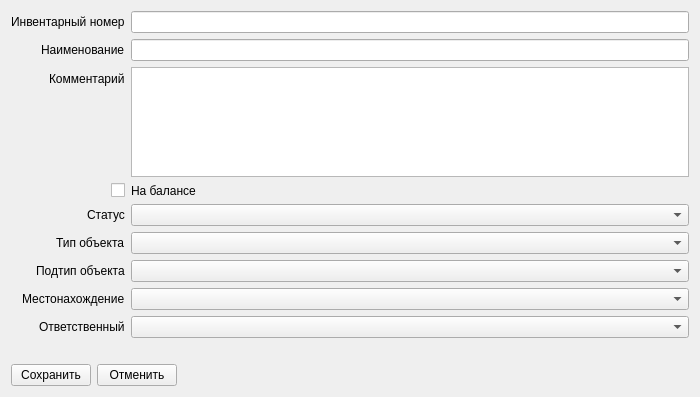
This is editForm.ui in fayzut/invent_L79 as Qt 5 draws it before an edit. The edited form follows.
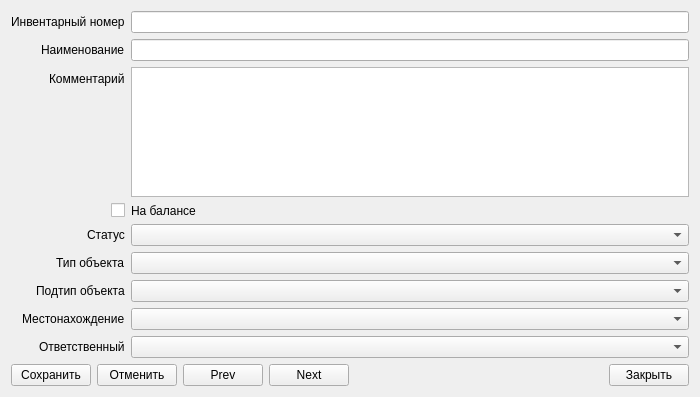
This is the edited form.

Commit message: Форма редактирования основной записи работает

Diff of the .ui file:
```diff
--- a/editForm.ui
+++ b/editForm.ui
@@ -55,34 +55,6 @@
        </property>
       </widget>
      </item>
-     <item row="2" column="1">
-      <widget class="QTextEdit" name="textEdit_comments">
-       <property name="sizePolicy">
-        <sizepolicy hsizetype="Expanding" vsizetype="Minimum">
-         <horstretch>0</horstretch>
-         <verstretch>0</verstretch>
-        </sizepolicy>
-       </property>
-       <property name="minimumSize">
-        <size>
-         <width>0</width>
-         <height>22</height>
-        </size>
-       </property>
-       <property name="maximumSize">
-        <size>
-         <width>16777215</width>
-         <height>110</height>
-        </size>
-       </property>
-       <property name="sizeIncrement">
-        <size>
-         <width>0</width>
-         <height>22</height>
-        </size>
-       </property>
-      </widget>
-     </item>
      <item row="3" column="0">
       <widget class="QCheckBox" name="checkBox_on_balance">
        <property name="text">
@@ -167,6 +139,9 @@
        </property>
       </widget>
      </item>
+     <item row="2" column="1">
+      <widget class="QPlainTextEdit" name="textEdit_comments"/>
+     </item>
     </layout>
    </item>
    <item>
@@ -185,6 +160,20 @@
        </property>
       </widget>
      </item>
+     <item>
+      <widget class="QPushButton" name="pushBtn_prev">
+       <property name="text">
+        <string>Prev</string>
+       </property>
+      </widget>
+     </item>
+     <item>
+      <widget class="QPushButton" name="pushBtn_next">
+       <property name="text">
+        <string>Next</string>
+       </property>
+      </widget>
+     </item>
      <item>
       <spacer name="horizontalSpacer">
        <property name="orientation">
@@ -201,6 +190,13 @@
        </property>
       </spacer>
      </item>
+     <item>
+      <widget class="QPushButton" name="pushBtn_close">
+       <property name="text">
+        <string>Закрыть</string>
+       </property>
+      </widget>
+     </item>
     </layout>
    </item>
   </layout>
```
The commit also changes 4 other files.
